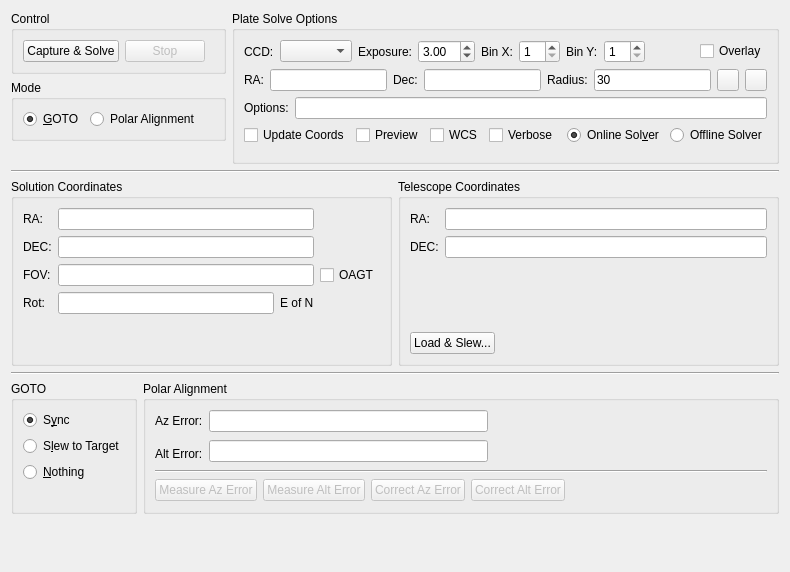
First picture: the form in kstars/ekos/align.ui, repository KDE/kstars, before the edit.
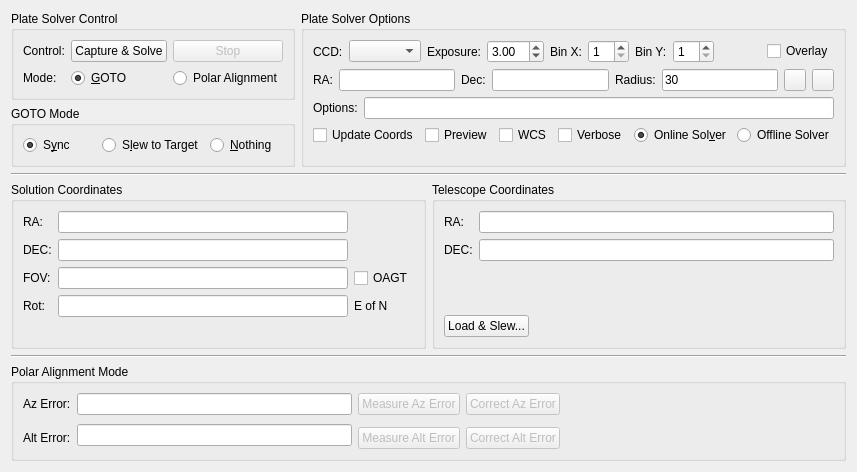
Second picture: the form after the edit. Custom widgets are drawn as their Qt base class.

What changed in the file:
```diff
--- a/kstars/ekos/align.ui
+++ b/kstars/ekos/align.ui
@@ -6,8 +6,8 @@
    <rect>
     <x>0</x>
     <y>0</y>
-    <width>790</width>
-    <height>572</height>
+    <width>777</width>
+    <height>472</height>
    </rect>
   </property>
   <layout class="QVBoxLayout" name="verticalLayout_4">
@@ -18,22 +18,12 @@
        <item>
         <widget class="QGroupBox" name="controlBox">
          <property name="title">
-          <string>Control</string>
+          <string>Plate Solver Control</string>
          </property>
          <layout class="QHBoxLayout" name="horizontalLayout_5">
           <item>
            <layout class="QGridLayout" name="controlLayout">
-            <item row="0" column="0">
-             <widget class="QPushButton" name="solveB">
-              <property name="enabled">
-               <bool>true</bool>
-              </property>
-              <property name="text">
-               <string>Capture &amp;&amp; Solve</string>
-              </property>
-             </widget>
-            </item>
-            <item row="0" column="1">
+            <item row="0" column="2">
              <widget class="QPushButton" name="stopB">
               <property name="enabled">
                <bool>false</bool>
@@ -43,6 +33,66 @@
               </property>
              </widget>
             </item>
+            <item row="0" column="1">
+             <widget class="QPushButton" name="solveB">
+              <property name="enabled">
+               <bool>true</bool>
+              </property>
+              <property name="text">
+               <string>Capture &amp;&amp; Solve</string>
+              </property>
+             </widget>
+            </item>
+            <item row="0" column="0">
+             <widget class="QLabel" name="label">
+              <property name="text">
+               <string>Control:</string>
+              </property>
+             </widget>
+            </item>
+            <item row="1" column="1">
+             <layout class="QHBoxLayout" name="horizontalLayout_10">
+              <item>
+               <widget class="QRadioButton" name="gotoR">
+                <property name="toolTip">
+                 <string>Solve the image and sync/slew the mount accordingly</string>
+                </property>
+                <property name="statusTip">
+                 <string/>
+                </property>
+                <property name="text">
+                 <string>&amp;GOTO</string>
+                </property>
+                <property name="checked">
+                 <bool>true</bool>
+                </property>
+               </widget>
+              </item>
+             </layout>
+            </item>
+            <item row="1" column="2">
+             <widget class="QRadioButton" name="polarR">
+              <property name="toolTip">
+               <string>Measure polar alignment deviations in azimuth and altitude axis</string>
+              </property>
+              <property name="statusTip">
+               <string/>
+              </property>
+              <property name="text">
+               <string>Polar Alignment</string>
+              </property>
+              <property name="checked">
+               <bool>false</bool>
+              </property>
+             </widget>
+            </item>
+            <item row="1" column="0">
+             <widget class="QLabel" name="label_5">
+              <property name="text">
+               <string>Mode:</string>
+              </property>
+             </widget>
+            </item>
            </layout>
           </item>
           <item>
@@ -62,53 +112,58 @@
         </widget>
        </item>
        <item>
-        <widget class="QGroupBox" name="modeBox">
+        <widget class="QGroupBox" name="gotoBox">
+         <property name="toolTip">
+          <string>Select which action to perform after the captured image is solved</string>
+         </property>
+         <property name="statusTip">
+          <string>Select what action to take once a solution is found.</string>
+         </property>
          <property name="title">
-          <string>Mode</string>
+          <string>GOTO Mode</string>
          </property>
          <layout class="QHBoxLayout" name="horizontalLayout_3">
           <item>
-           <layout class="QHBoxLayout" name="horizontalLayout_10">
-            <item>
-             <widget class="QRadioButton" name="gotoR">
-              <property name="statusTip">
-               <string/>
-              </property>
-              <property name="text">
-               <string>&amp;GOTO</string>
-              </property>
-              <property name="checked">
-               <bool>true</bool>
-              </property>
-             </widget>
-            </item>
-            <item>
-             <widget class="QRadioButton" name="polarR">
-              <property name="statusTip">
-               <string/>
-              </property>
-              <property name="text">
-               <string>Polar Alignment</string>
-              </property>
-              <property name="checked">
-               <bool>false</bool>
-              </property>
-             </widget>
-            </item>
-           </layout>
+           <widget class="QRadioButton" name="syncR">
+            <property name="toolTip">
+             <string>Synchronize the telescope to the solution coordinates</string>
+            </property>
+            <property name="statusTip">
+             <string/>
+            </property>
+            <property name="text">
+             <string>S&amp;ync</string>
+            </property>
+            <property name="checked">
+             <bool>true</bool>
+            </property>
+           </widget>
           </item>
           <item>
-           <spacer name="horizontalSpacer">
-            <property name="orientation">
-             <enum>Qt::Horizontal</enum>
+           <widget class="QRadioButton" name="slewR">
+            <property name="toolTip">
+             <string>Synchronize the telescope to the solution coordinates and then slew to the target coordinates</string>
             </property>
-            <property name="sizeHint" stdset="0">
-             <size>
-              <width>51</width>
-              <height>20</height>
-             </size>
+            <property name="statusTip">
+             <string/>
             </property>
-           </spacer>
+            <property name="text">
+             <string>S&amp;lew to Target</string>
+            </property>
+           </widget>
+          </item>
+          <item>
+           <widget class="QRadioButton" name="nothingR">
+            <property name="toolTip">
+             <string>Just solve</string>
+            </property>
+            <property name="statusTip">
+             <string/>
+            </property>
+            <property name="text">
+             <string>&amp;Nothing</string>
+            </property>
+           </widget>
           </item>
          </layout>
         </widget>
@@ -131,7 +186,7 @@
      <item>
       <widget class="QGroupBox" name="groupBox_2">
        <property name="title">
-        <string>Plate Solve Options</string>
+        <string>Plate Solver Options</string>
        </property>
        <layout class="QVBoxLayout" name="verticalLayout_2">
         <item>
@@ -501,6 +556,13 @@
         <string>Solution Coordinates</string>
        </property>
        <layout class="QGridLayout" name="gridLayout_2">
+        <item row="0" column="0">
+         <widget class="QLabel" name="label_2">
+          <property name="text">
+           <string>RA:</string>
+          </property>
+         </widget>
+        </item>
         <item row="0" column="1">
          <widget class="QLineEdit" name="SolverRAOut">
           <property name="readOnly">
@@ -508,23 +570,6 @@
           </property>
          </widget>
         </item>
-        <item row="2" column="1">
-         <widget class="QLineEdit" name="FOVOut">
-          <property name="text">
-           <string/>
-          </property>
-          <property name="readOnly">
-           <bool>true</bool>
-          </property>
-         </widget>
-        </item>
-        <item row="2" column="0">
-         <widget class="QLabel" name="label_8">
-          <property name="text">
-           <string>FOV:</string>
-          </property>
-         </widget>
-        </item>
         <item row="1" column="0">
          <widget class="QLabel" name="label_6">
           <property name="text">
@@ -532,10 +577,37 @@
           </property>
          </widget>
         </item>
-        <item row="0" column="0">
-         <widget class="QLabel" name="label_2">
+        <item row="1" column="1">
+         <widget class="QLineEdit" name="SolverDecOut">
+          <property name="readOnly">
+           <bool>true</bool>
+          </property>
+         </widget>
+        </item>
+        <item row="2" column="0">
+         <widget class="QLabel" name="label_8">
           <property name="text">
-           <string>RA:</string>
+           <string>FOV:</string>
+          </property>
+         </widget>
+        </item>
+        <item row="2" column="1">
+         <widget class="QLineEdit" name="FOVOut">
+          <property name="text">
+           <string/>
+          </property>
+          <property name="readOnly">
+           <bool>true</bool>
+          </property>
+         </widget>
+        </item>
+        <item row="2" column="2">
+         <widget class="QCheckBox" name="kcfg_solverOTA">
+          <property name="toolTip">
+           <string>Use Off-Axis Guide Telescope for FOV calculations</string>
+          </property>
+          <property name="text">
+           <string>OAGT</string>
           </property>
          </widget>
         </item>
@@ -546,30 +618,22 @@
           </property>
          </widget>
         </item>
-        <item row="1" column="1">
-         <widget class="QLineEdit" name="SolverDecOut">
-          <property name="readOnly">
-           <bool>true</bool>
-          </property>
-         </widget>
-        </item>
         <item row="3" column="1">
-         <layout class="QHBoxLayout" name="horizontalLayout_4">
-          <item>
-           <widget class="QLineEdit" name="RotOut">
-            <property name="readOnly">
-             <bool>true</bool>
-            </property>
-           </widget>
-          </item>
-          <item>
-           <widget class="QLabel" name="label_11">
-            <property name="text">
-             <string comment="East of North">E of N</string>
-            </property>
-           </widget>
-          </item>
-         </layout>
+         <widget class="QLineEdit" name="RotOut">
+          <property name="readOnly">
+           <bool>true</bool>
+          </property>
+         </widget>
+        </item>
+        <item row="3" column="2">
+         <widget class="QLabel" name="label_11">
+          <property name="toolTip">
+           <string>East of North</string>
+          </property>
+          <property name="text">
+           <string comment="East of North">E of N</string>
+          </property>
+         </widget>
         </item>
         <item row="4" column="1">
          <spacer name="verticalSpacer">
@@ -584,16 +648,6 @@
           </property>
          </spacer>
         </item>
-        <item row="2" column="2">
-         <widget class="QCheckBox" name="kcfg_solverOTA">
-          <property name="toolTip">
-           <string>Use Off-Axis Guide Telescope for FOV calculations</string>
-          </property>
-          <property name="text">
-           <string>OAGT</string>
-          </property>
-         </widget>
-        </item>
        </layout>
       </widget>
      </item>
@@ -689,88 +743,14 @@
    </item>
    <item>
     <layout class="QHBoxLayout" name="horizontalLayout_9">
-     <item>
-      <widget class="QGroupBox" name="gotoBox">
-       <property name="statusTip">
-        <string>Select what action to take once a solution is found.</string>
-       </property>
-       <property name="title">
-        <string>GOTO</string>
-       </property>
-       <layout class="QVBoxLayout" name="verticalLayout_5">
-        <item>
-         <widget class="QRadioButton" name="syncR">
-          <property name="toolTip">
-           <string>Synchronize the telescope to the solution coordinates</string>
-          </property>
-          <property name="statusTip">
-           <string/>
-          </property>
-          <property name="text">
-           <string>S&amp;ync</string>
-          </property>
-          <property name="checked">
-           <bool>true</bool>
-          </property>
-         </widget>
-        </item>
-        <item>
-         <widget class="QRadioButton" name="slewR">
-          <property name="toolTip">
-           <string>Slew the telescope to the target coordinates</string>
-          </property>
-          <property name="statusTip">
-           <string/>
-          </property>
-          <property name="text">
-           <string>S&amp;lew to Target</string>
-          </property>
-         </widget>
-        </item>
-        <item>
-         <widget class="QRadioButton" name="nothingR">
-          <property name="toolTip">
-           <string>Just solve</string>
-          </property>
-          <property name="statusTip">
-           <string/>
-          </property>
-          <property name="text">
-           <string>&amp;Nothing</string>
-          </property>
-         </widget>
-        </item>
-        <item>
-         <spacer name="verticalSpacer_4">
-          <property name="orientation">
-           <enum>Qt::Vertical</enum>
-          </property>
-          <property name="sizeHint" stdset="0">
-           <size>
-            <width>17</width>
-            <height>18</height>
-           </size>
-          </property>
-         </spacer>
-        </item>
-       </layout>
-      </widget>
-     </item>
      <item>
       <widget class="QGroupBox" name="alignmentBox">
        <property name="title">
-        <string>Polar Alignment</string>
+        <string>Polar Alignment Mode</string>
        </property>
        <layout class="QVBoxLayout" name="verticalLayout">
         <item>
          <layout class="QGridLayout" name="gridLayout">
-          <item row="0" column="0">
-           <widget class="QLabel" name="label_3">
-            <property name="text">
-             <string>Az Error:</string>
-            </property>
-           </widget>
-          </item>
           <item row="0" column="1">
            <widget class="QLineEdit" name="azError">
             <property name="readOnly">
@@ -778,7 +758,7 @@
             </property>
            </widget>
           </item>
-          <item row="0" column="2" rowspan="2">
+          <item row="0" column="4" rowspan="2">
            <spacer name="horizontalSpacer_7">
             <property name="orientation">
              <enum>Qt::Horizontal</enum>
@@ -805,7 +785,7 @@
             </property>
            </widget>
           </item>
-          <item row="2" column="2">
+          <item row="2" column="4">
            <layout class="QHBoxLayout" name="horizontalLayout_6">
             <item>
              <spacer name="horizontalSpacer_8">
@@ -822,18 +802,14 @@
             </item>
            </layout>
           </item>
-         </layout>
-        </item>
-        <item>
-         <widget class="Line" name="line_6">
-          <property name="orientation">
-           <enum>Qt::Horizontal</enum>
-          </property>
-         </widget>
-        </item>
-        <item>
-         <layout class="QHBoxLayout" name="horizontalLayout_8">
-          <item>
+          <item row="0" column="0">
+           <widget class="QLabel" name="label_3">
+            <property name="text">
+             <string>Az Error:</string>
+            </property>
+           </widget>
+          </item>
+          <item row="0" column="2">
            <widget class="QPushButton" name="measureAzB">
             <property name="enabled">
              <bool>false</bool>
@@ -843,17 +819,7 @@
             </property>
            </widget>
           </item>
-          <item>
-           <widget class="QPushButton" name="measureAltB">
-            <property name="enabled">
-             <bool>false</bool>
-            </property>
-            <property name="text">
-             <string>Measure Alt Error</string>
-            </property>
-           </widget>
-          </item>
-          <item>
+          <item row="0" column="3">
            <widget class="QPushButton" name="correctAzB">
             <property name="enabled">
              <bool>false</bool>
@@ -863,7 +829,17 @@
             </property>
            </widget>
           </item>
-          <item>
+          <item row="2" column="2">
+           <widget class="QPushButton" name="measureAltB">
+            <property name="enabled">
+             <bool>false</bool>
+            </property>
+            <property name="text">
+             <string>Measure Alt Error</string>
+            </property>
+           </widget>
+          </item>
+          <item row="2" column="3">
            <widget class="QPushButton" name="correctAltB">
             <property name="enabled">
              <bool>false</bool>
@@ -873,34 +849,8 @@
             </property>
            </widget>
           </item>
-          <item>
-           <spacer name="horizontalSpacer_5">
-            <property name="orientation">
-             <enum>Qt::Horizontal</enum>
-            </property>
-            <property name="sizeHint" stdset="0">
-             <size>
-              <width>18</width>
-              <height>20</height>
-             </size>
-            </property>
-           </spacer>
-          </item>
          </layout>
         </item>
-        <item>
-         <spacer name="verticalSpacer_5">
-          <property name="orientation">
-           <enum>Qt::Vertical</enum>
-          </property>
-          <property name="sizeHint" stdset="0">
-           <size>
-            <width>20</width>
-            <height>1</height>
-           </size>
-          </property>
-         </spacer>
-        </item>
        </layout>
       </widget>
      </item>
```
